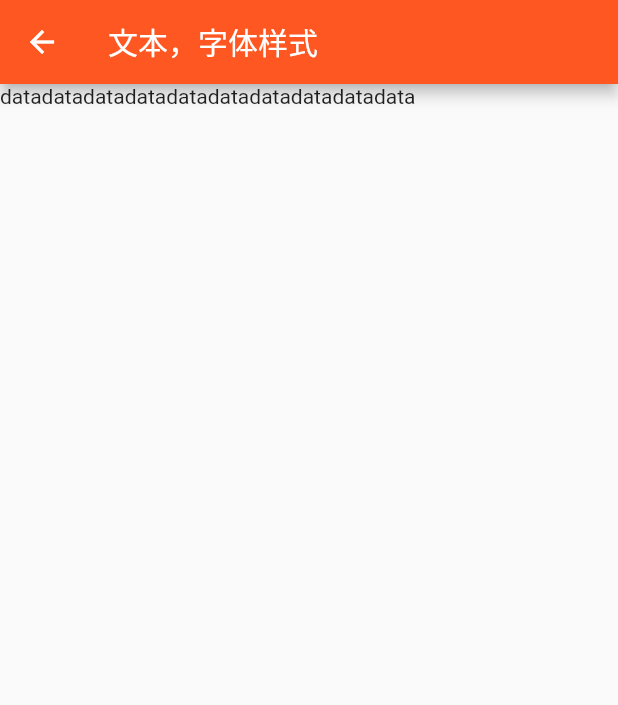
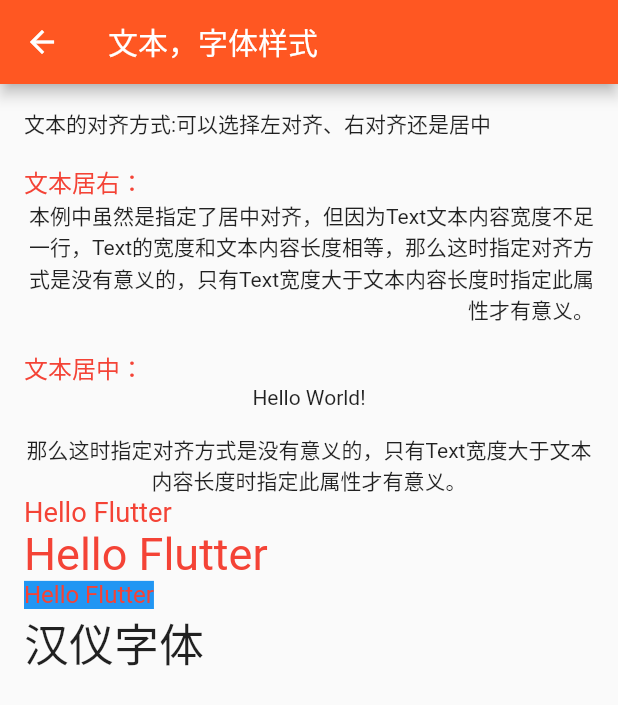
Before and after one commit to bbbayin/learn-flutter, a Flutter app: the screen it shows after launch, after a tap on "文本字体", on a phone screen of 412 x 824 dp. Shown: the top 705 px of the screen. Run offline on Flutter 3.47's test engine with Material 2 defaults, Android fonts, the phone set to English and light mode, and no system bars; Roboto replaces fonts that are missing (hanyi).

Commit message:
[mod] 文本样式dmeo完成

```diff
--- a/lib/BaseRoute.dart
+++ b/lib/BaseRoute.dart
@@ -1,8 +1,14 @@
 import 'package:flutter/material.dart';
+import 'dart:ui';
 
 abstract class BaseRoute extends StatelessWidget {
   @protected final title;
-  BaseRoute(this.title);
+  double screenWidth, screenHeight;
+  BaseRoute(this.title) {
+    screenWidth = window.physicalSize.width;
+    screenHeight = window.physicalSize.height;
+    print("屏幕尺寸:宽=$screenWidth, 高=$screenHeight");
+  }
 
   @override
   Widget build(BuildContext context) {
--- a/lib/ch3/3.3/TextStyleRoute.dart
+++ b/lib/ch3/3.3/TextStyleRoute.dart
@@ -5,14 +5,82 @@ import 'package:learn_flutter/BaseRoute.dart';
 class TextStyleRoute extends BaseRoute {
   TextStyleRoute(title) : super(title);
 
+  TextStyle _red = TextStyle(fontSize: 16, color: Colors.red);
 
   @override
   Widget body(BuildContext context) {
-
-    return Column(
-      children: <Widget>[
-        Text("data"*10)
-      ],
+    return Container(
+      width: screenWidth,
+      child: Padding(
+        padding: EdgeInsets.all(16),
+        child: Column(
+          crossAxisAlignment: CrossAxisAlignment.start,
+          children: <Widget>[
+            /**
+             * textAlign：文本的对齐方式；可以选择左对齐、右对齐还是居中。
+             * 注意，对齐的参考系是Text widget本身。
+             * 本例中虽然是指定了居中对齐，但因为Text文本内容宽度不足一行，Text的宽度和文本内容长度相等，那么这时指定对齐方式是没有意义的，
+             * 只有Text宽度大于文本内容长度时指定此属性才有意义。
+             */
+            // 单行文本
+            Text(
+              "文本的对齐方式:可以选择左对齐、右对齐还是居中",
+              textAlign: TextAlign.end,
+              textDirection: TextDirection.ltr,
+            ),
+            // 没Android中的margin属性，所以用Container代替
+            Container(
+              height: 16,
+            ),
+            // 多行文本才能设置textAlign
+            Text("文本居右：", style: _red),
+            Text(
+              "本例中虽然是指定了居中对齐，但因为Text文本内容宽度不足一行，Text的宽度和文本内容长度相等，那么这时指定对齐方式是没有意义的，只有Text宽度大于文本内容长度时指定此属性才有意义。",
+              textAlign: TextAlign.end,
+            ),
+            Container(
+              height: 16,
+            ),
+            // 居中,两种方式
+            Text("文本居中：", style: _red),
+            Center(
+              child: Text("Hello World!"),
+            ),
+            Container(
+              height: 16,
+            ),
+            Text(
+              "那么这时指定对齐方式是没有意义的，只有Text宽度大于文本内容长度时指定此属性才有意义。",
+              textAlign: TextAlign.center,
+            ),
+            // 设置字体颜色和scale
+            Text(
+              "Hello Flutter",
+              style: TextStyle(color: Colors.red),
+              textScaleFactor: 1.3,
+            ),
+            // 使用size设置大小
+            Text(
+              "Hello Flutter",
+              style: TextStyle(color: Colors.red, fontSize: 30),
+            ),
+            // 设置背景
+            Text(
+              "Hello Flutter",
+              style: TextStyle(
+                  color: Colors.red,
+                  fontSize: 16,
+                  backgroundColor: Colors.blue),
+            ),
+            // 字体
+            // 加粗用FontWeight
+            Text(
+              "汉仪字体",
+              style: TextStyle(fontFamily: "hanyi", fontSize: 30),
+            ),
+          ],
+        ),
+      ),
     );
   }
 }
```
Also changed, not shown: pubspec.yaml (+4 -11 lines), 1 other file.
